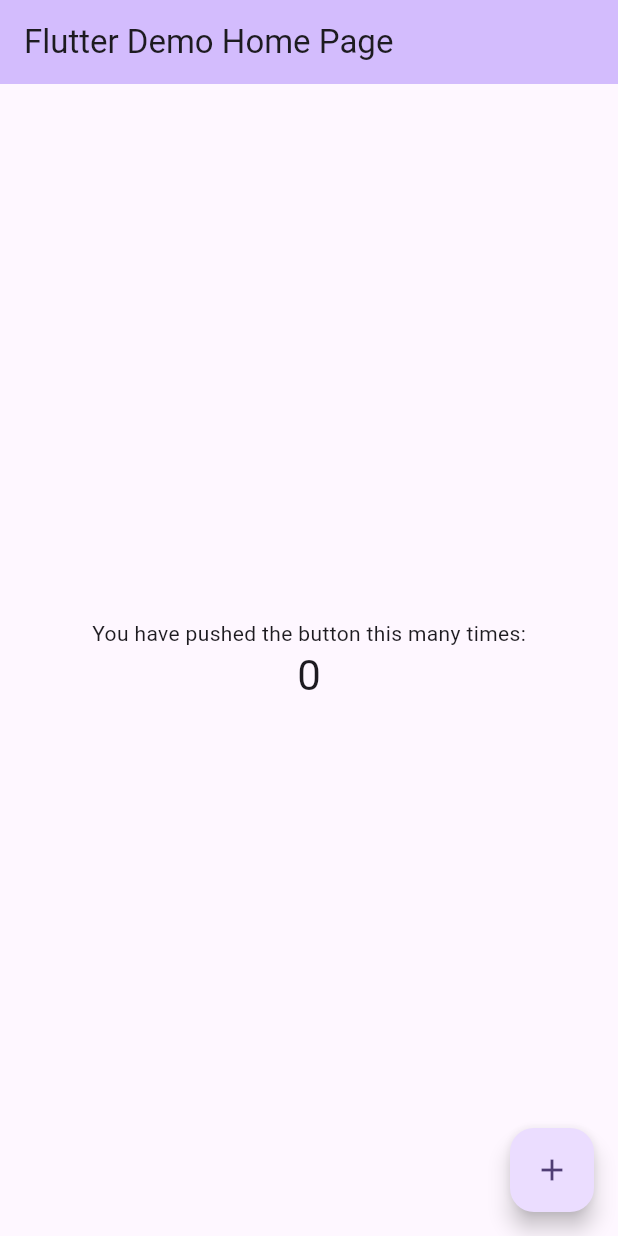
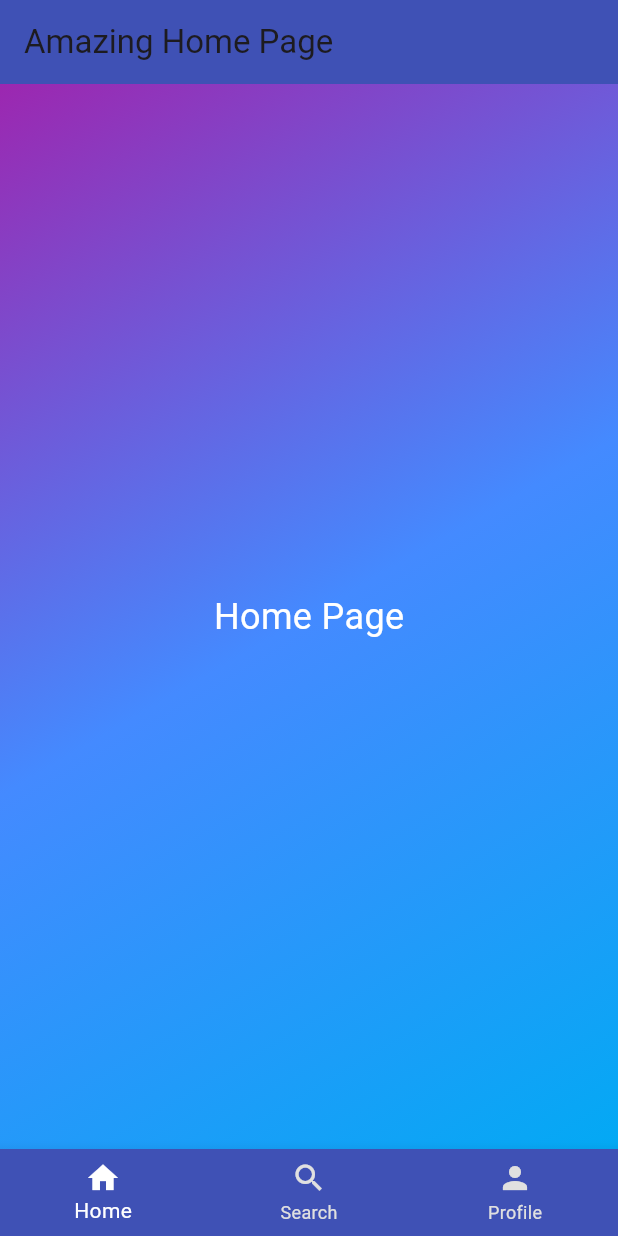
Before and after one commit to natanmuletahunde/CLP_flutter, a Flutter app: the screen it shows after launch, on a phone screen of 412 x 824 dp. Run offline on Flutter 3.47's test engine with Material 3 defaults, Android fonts, the phone set to English and light mode, and no system bars.

```diff
--- a/lib/main.dart
+++ b/lib/main.dart
@@ -1,125 +1,81 @@
 import 'package:flutter/material.dart';
 
 void main() {
-  runApp(const MyApp());
+  runApp(MyApp());
 }
 
 class MyApp extends StatelessWidget {
-  const MyApp({super.key});
-
-  // This widget is the root of your application.
   @override
   Widget build(BuildContext context) {
     return MaterialApp(
       title: 'Flutter Demo',
       theme: ThemeData(
-        // This is the theme of your application.
-        //
-        // TRY THIS: Try running your application with "flutter run". You'll see
-        // the application has a purple toolbar. Then, without quitting the app,
-        // try changing the seedColor in the colorScheme below to Colors.green
-        // and then invoke "hot reload" (save your changes or press the "hot
-        // reload" button in a Flutter-supported IDE, or press "r" if you used
-        // the command line to start the app).
-        //
-        // Notice that the counter didn't reset back to zero; the application
-        // state is not lost during the reload. To reset the state, use hot
-        // restart instead.
-        //
-        // This works for code too, not just values: Most code changes can be
-        // tested with just a hot reload.
-        colorScheme: ColorScheme.fromSeed(seedColor: Colors.deepPurple),
-        useMaterial3: true,
+        primarySwatch: Colors.blue,
       ),
-      home: const MyHomePage(title: 'Flutter Demo Home Page'),
+      home: HomePage(),
     );
   }
 }
 
-class MyHomePage extends StatefulWidget {
-  const MyHomePage({super.key, required this.title});
-
-  // This widget is the home page of your application. It is stateful, meaning
-  // that it has a State object (defined below) that contains fields that affect
-  // how it looks.
-
-  // This class is the configuration for the state. It holds the values (in this
-  // case the title) provided by the parent (in this case the App widget) and
-  // used by the build method of the State. Fields in a Widget subclass are
-  // always marked "final".
-
-  final String title;
-
+class HomePage extends StatefulWidget {
   @override
-  State<MyHomePage> createState() => _MyHomePageState();
+  _HomePageState createState() => _HomePageState();
 }
 
-class _MyHomePageState extends State<MyHomePage> {
-  int _counter = 0;
+class _HomePageState extends State<HomePage> {
+  int _selectedIndex = 0;
 
-  void _incrementCounter() {
+  // This list holds the pages for the bottom navigation items.
+  final List<Widget> _pages = [
+    Center(child: Text('Home Page', style: TextStyle(fontSize: 24, color: Colors.white))),
+    Center(child: Text('Search', style: TextStyle(fontSize: 24, color: Colors.white))),
+    Center(child: Text('Profile', style: TextStyle(fontSize: 24, color: Colors.white))),
+  ];
+
+  void _onItemTapped(int index) {
     setState(() {
-      // This call to setState tells the Flutter framework that something has
-      // changed in this State, which causes it to rerun the build method below
-      // so that the display can reflect the updated values. If we changed
-      // _counter without calling setState(), then the build method would not be
-      // called again, and so nothing would appear to happen.
-      _counter++;
+      _selectedIndex = index;
     });
   }
 
   @override
   Widget build(BuildContext context) {
-    // This method is rerun every time setState is called, for instance as done
-    // by the _incrementCounter method above.
-    //
-    // The Flutter framework has been optimized to make rerunning build methods
-    // fast, so that you can just rebuild anything that needs updating rather
-    // than having to individually change instances of widgets.
     return Scaffold(
       appBar: AppBar(
-        // TRY THIS: Try changing the color here to a specific color (to
-        // Colors.amber, perhaps?) and trigger a hot reload to see the AppBar
-        // change color while the other colors stay the same.
-        backgroundColor: Theme.of(context).colorScheme.inversePrimary,
-        // Here we take the value from the MyHomePage object that was created by
-        // the App.build method, and use it to set our appbar title.
-        title: Text(widget.title),
+        title: Text('Amazing Home Page'),
+        backgroundColor: Colors.indigo,
       ),
-      body: Center(
-        // Center is a layout widget. It takes a single child and positions it
-        // in the middle of the parent.
-        child: Column(
-          // Column is also a layout widget. It takes a list of children and
-          // arranges them vertically. By default, it sizes itself to fit its
-          // children horizontally, and tries to be as tall as its parent.
-          //
-          // Column has various properties to control how it sizes itself and
-          // how it positions its children. Here we use mainAxisAlignment to
-          // center the children vertically; the main axis here is the vertical
-          // axis because Columns are vertical (the cross axis would be
-          // horizontal).
-          //
-          // TRY THIS: Invoke "debug painting" (choose the "Toggle Debug Paint"
-          // action in the IDE, or press "p" in the console), to see the
-          // wireframe for each widget.
-          mainAxisAlignment: MainAxisAlignment.center,
-          children: <Widget>[
-            const Text(
-              'You have pushed the button this many times:',
-            ),
-            Text(
-              '$_counter',
-              style: Theme.of(context).textTheme.headlineMedium,
-            ),
-          ],
+      body: Container(
+        decoration: BoxDecoration(
+          gradient: LinearGradient(
+            colors: [Colors.purple, Colors.blueAccent, Colors.lightBlue],
+            begin: Alignment.topLeft,
+            end: Alignment.bottomRight,
+          ),
         ),
+        child: _pages[_selectedIndex],
       ),
-      floatingActionButton: FloatingActionButton(
-        onPressed: _incrementCounter,
-        tooltip: 'Increment',
-        child: const Icon(Icons.add),
-      ), // This trailing comma makes auto-formatting nicer for build methods.
+      bottomNavigationBar: BottomNavigationBar(
+        backgroundColor: Colors.indigo,
+        selectedItemColor: Colors.white,
+        unselectedItemColor: Colors.grey[300],
+        currentIndex: _selectedIndex,
+        onTap: _onItemTapped,
+        items: const [
+          BottomNavigationBarItem(
+            icon: Icon(Icons.home),
+            label: 'Home',
+          ),
+          BottomNavigationBarItem(
+            icon: Icon(Icons.search),
+            label: 'Search',
+          ),
+          BottomNavigationBarItem(
+            icon: Icon(Icons.person),
+            label: 'Profile',
+          ),
+        ],
+      ),
     );
   }
 }
```
